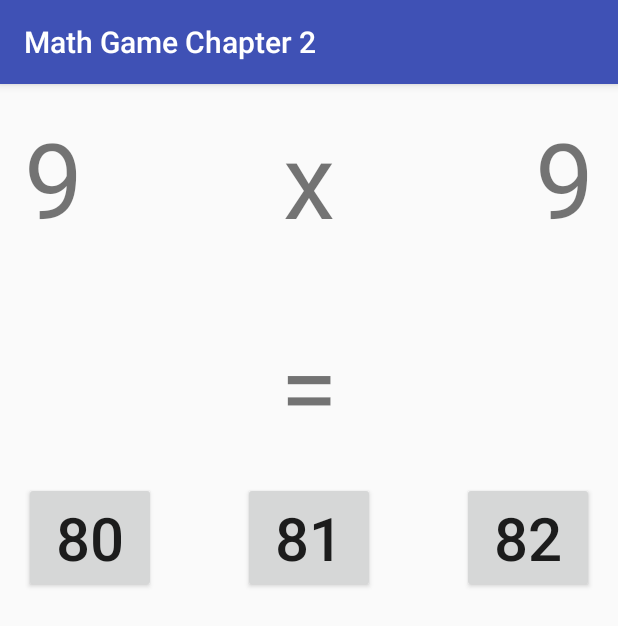
After one commit to blkxltng/MathGameChapter2, an Android app: the GameActivity screen opened directly, with no data from a screen before it, on a phone screen of 412 x 824 dp. The commit adds this screen. Shown: the top 626 px of the screen. Run offline under Robolectric (Android 15) with nearby library versions, the phone set to English and light mode, and no system bars.

Commit message:
Added GameActivity

```diff
--- a/app/src/main/AndroidManifest.xml
+++ b/app/src/main/AndroidManifest.xml
@@ -15,6 +15,8 @@
                 <category android:name="android.intent.category.LAUNCHER"/>
             </intent-filter>
         </activity>
+        <activity android:name=".GameActivity">
+        </activity>
     </application>
 
 </manifest>
--- /dev/null
+++ b/app/src/main/java/com/blkxltng/mathgamechapter2/GameActivity.java
@@ -0,0 +1,86 @@
+package com.blkxltng.mathgamechapter2;
+
+import android.os.Bundle;
+import android.support.v7.app.AppCompatActivity;
+import android.view.View;
+import android.widget.Button;
+import android.widget.TextView;
+import android.widget.Toast;
+
+public class GameActivity extends AppCompatActivity implements View.OnClickListener {
+
+    int correctAnswer;
+    Button buttonObjectChoice1;
+    Button buttonObjectChoice2;
+    Button buttonObjectChoice3;
+
+    @Override
+    protected void onCreate(Bundle savedInstanceState) {
+        super.onCreate(savedInstanceState);
+        setContentView(R.layout.activity_game);
+
+        //Initiate variables
+        int partA = 9;
+        int partB = 9;
+        correctAnswer = partA * partB;
+        int wrongAnswer1 = correctAnswer - 1;
+        int wrongAnswer2 = correctAnswer + 1;
+
+        //Bindings
+        TextView textObjectPartA = (TextView) findViewById(R.id.textPartA);
+        TextView textObjectPartB = (TextView) findViewById(R.id.textPartB);
+        buttonObjectChoice1 = (Button) findViewById(R.id.buttonChoice1);
+        buttonObjectChoice2 = (Button) findViewById(R.id.buttonChoice2);
+        buttonObjectChoice3 = (Button) findViewById(R.id.buttonChoice3);
+
+        //Set the textviews
+        textObjectPartA.setText("" + partA);
+        textObjectPartB. setText("" + partB);
+
+        //Set the buttons
+        buttonObjectChoice1.setText("" + wrongAnswer1);
+        buttonObjectChoice2.setText("" + correctAnswer);
+        buttonObjectChoice3.setText("" + wrongAnswer2);
+
+        //Set the listeners
+        buttonObjectChoice1.setOnClickListener(this);
+        buttonObjectChoice2.setOnClickListener(this);
+        buttonObjectChoice3.setOnClickListener(this);
+    }
+
+    @Override
+    public void onClick(View view) {
+
+        int answerGiven = 0;
+
+        switch (view.getId()) {
+
+            case R.id.buttonChoice1:
+                answerGiven = Integer.parseInt("" + buttonObjectChoice1.getText());
+                if(answerGiven == correctAnswer) {
+                    Toast.makeText(getApplicationContext(), "Congrats!", Toast.LENGTH_SHORT).show();
+                } else {
+                    Toast.makeText(getApplicationContext(), "Incorrect", Toast.LENGTH_SHORT).show();
+                }
+                break;
+
+            case R.id.buttonChoice2:
+                answerGiven = Integer.parseInt("" + buttonObjectChoice2.getText());
+                if(answerGiven == correctAnswer) {
+                    Toast.makeText(getApplicationContext(), "Congrats!", Toast.LENGTH_SHORT).show();
+                } else {
+                    Toast.makeText(getApplicationContext(), "Incorrect", Toast.LENGTH_SHORT).show();
+                }
+                break;
+
+            case R.id.buttonChoice3:
+                answerGiven = Integer.parseInt("" + buttonObjectChoice3.getText());
+                if(answerGiven == correctAnswer) {
+                    Toast.makeText(getApplicationContext(), "Congrats!", Toast.LENGTH_SHORT).show();
+                } else {
+                    Toast.makeText(getApplicationContext(), "Incorrect", Toast.LENGTH_SHORT).show();
+                }
+                break;
+        }
+    }
+}
--- a/app/src/main/java/com/blkxltng/mathgamechapter2/MainActivity.java
+++ b/app/src/main/java/com/blkxltng/mathgamechapter2/MainActivity.java
@@ -1,13 +1,26 @@
 package com.blkxltng.mathgamechapter2;
 
+import android.content.Intent;
+import android.os.Bundle;
 import android.support.v7.app.AppCompatActivity;
-import android.os.Bundle;
+import android.view.View;
+import android.widget.Button;
 
-public class MainActivity extends AppCompatActivity {
+public class MainActivity extends AppCompatActivity implements View.OnClickListener {
 
     @Override
     protected void onCreate(Bundle savedInstanceState) {
         super.onCreate(savedInstanceState);
         setContentView(R.layout.activity_main);
+
+        Button buttonPlay = (Button) findViewById(R.id.buttonPlay);
+        buttonPlay.setOnClickListener(this);
+
+    }
+
+    @Override
+    public void onClick(View view) {
+        Intent i = new Intent(this, GameActivity.class);
+        startActivity(i);
     }
 }
--- /dev/null
+++ b/app/src/main/res/layout/activity_game.xml
@@ -0,0 +1,78 @@
+<?xml version="1.0" encoding="utf-8"?>
+<RelativeLayout
+    android:id="@+id/activity_game"
+    xmlns:android="http://schemas.android.com/apk/res/android"
+    xmlns:tools="http://schemas.android.com/tools"
+    android:layout_width="match_parent"
+    android:layout_height="match_parent"
+    android:paddingBottom="@dimen/activity_vertical_margin"
+    android:paddingLeft="@dimen/activity_horizontal_margin"
+    android:paddingRight="@dimen/activity_horizontal_margin"
+    android:paddingTop="@dimen/activity_vertical_margin"
+    tools:context="com.blkxltng.mathgamechapter2.GameActivity">
+
+    <TextView
+        android:text="2"
+        android:layout_width="wrap_content"
+        android:layout_height="wrap_content"
+        android:layout_alignParentTop="true"
+        android:layout_alignParentStart="true"
+        android:id="@+id/textPartA"
+        android:textSize="70sp"/>
+
+    <TextView
+        android:text="2"
+        android:layout_width="wrap_content"
+        android:layout_height="wrap_content"
+        android:layout_alignParentTop="true"
+        android:layout_alignParentEnd="true"
+        android:id="@+id/textPartB"
+        android:textSize="70sp"/>
+
+    <TextView
+        android:text="x"
+        android:layout_width="wrap_content"
+        android:layout_height="wrap_content"
+        android:layout_alignParentTop="true"
+        android:layout_centerHorizontal="true"
+        android:id="@+id/textOperator"
+        android:textSize="70sp"/>
+
+    <Button
+        android:text="2"
+        android:layout_width="wrap_content"
+        android:layout_height="wrap_content"
+        android:layout_alignTop="@+id/buttonChoice1"
+        android:layout_centerHorizontal="true"
+        android:id="@+id/buttonChoice2"
+        android:textSize="40sp"/>
+
+    <Button
+        android:text="3"
+        android:layout_width="wrap_content"
+        android:layout_height="wrap_content"
+        android:layout_alignTop="@+id/buttonChoice2"
+        android:layout_alignParentEnd="true"
+        android:id="@+id/buttonChoice3"
+        android:textSize="40sp"/>
+
+    <TextView
+        android:text="="
+        android:layout_width="wrap_content"
+        android:layout_height="wrap_content"
+        android:id="@+id/textView5"
+        android:textSize="70sp"
+        android:layout_above="@+id/buttonChoice2"
+        android:layout_centerHorizontal="true"
+        android:layout_marginBottom="18dp"/>
+
+    <Button
+        android:text="1"
+        android:layout_width="wrap_content"
+        android:layout_height="wrap_content"
+        android:id="@+id/buttonChoice1"
+        android:textSize="40sp"
+        android:layout_below="@+id/textPartA"
+        android:layout_alignParentStart="true"
+        android:layout_marginTop="156dp"/>
+</RelativeLayout>
--- a/app/src/main/res/layout/activity_main.xml
+++ b/app/src/main/res/layout/activity_main.xml
@@ -35,7 +35,7 @@
         android:layout_width="wrap_content"
         android:layout_height="wrap_content"
         android:layout_marginTop="33dp"
-        android:id="@+id/button"
+        android:id="@+id/buttonPlay"
         android:layout_below="@+id/imageView"
         android:layout_centerHorizontal="true"/>
 
@@ -44,7 +44,7 @@
         android:layout_width="wrap_content"
         android:layout_height="wrap_content"
         android:id="@+id/button2"
-        android:layout_below="@+id/button"
+        android:layout_below="@+id/buttonPlay"
         android:layout_centerHorizontal="true"/>
 
     <Button
@@ -53,5 +53,5 @@
         android:layout_height="wrap_content"
         android:id="@+id/button3"
         android:layout_below="@+id/button2"
-        android:layout_alignStart="@+id/button"/>
+        android:layout_alignStart="@+id/buttonPlay"/>
 </RelativeLayout>
```
